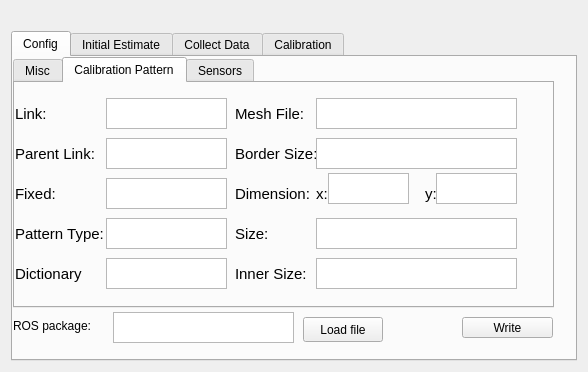
lardemua/atom_rviz_plugin, file atom_rviz_plugin/src/ui/calibration_panel.ui: the form before one commit.
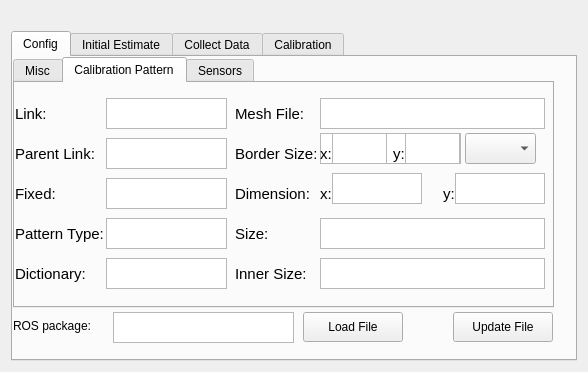
The form after the commit. The open tabs and pages were chosen to show the change.

What changed in the file:
```diff
--- a/atom_rviz_plugin/src/ui/calibration_panel.ui
+++ b/atom_rviz_plugin/src/ui/calibration_panel.ui
@@ -478,7 +478,7 @@
           <rect>
            <x>0</x>
            <y>182</y>
-           <width>71</width>
+           <width>81</width>
            <height>17</height>
           </rect>
          </property>
@@ -488,7 +488,7 @@
           </font>
          </property>
          <property name="text">
-          <string>Dictionary</string>
+          <string>Dictionary:</string>
          </property>
         </widget>
         <widget class="QTextEdit" name="paramCalibPatDictionaryTextEdit">
@@ -563,9 +563,9 @@
          </property>
          <property name="geometry">
           <rect>
-           <x>301</x>
+           <x>305</x>
            <y>15</y>
-           <width>201</width>
+           <width>225</width>
            <height>31</height>
           </rect>
          </property>
@@ -647,9 +647,9 @@
          </property>
          <property name="geometry">
           <rect>
-           <x>301</x>
+           <x>305</x>
            <y>175</y>
-           <width>201</width>
+           <width>225</width>
            <height>31</height>
           </rect>
          </property>
@@ -695,9 +695,9 @@
          </property>
          <property name="geometry">
           <rect>
-           <x>301</x>
+           <x>305</x>
            <y>135</y>
-           <width>201</width>
+           <width>225</width>
            <height>31</height>
           </rect>
          </property>
@@ -761,9 +761,9 @@
          </property>
          <property name="geometry">
           <rect>
-           <x>313</x>
+           <x>317</x>
            <y>90</y>
-           <width>81</width>
+           <width>90</width>
            <height>31</height>
           </rect>
          </property>
@@ -809,9 +809,9 @@
          </property>
          <property name="geometry">
           <rect>
-           <x>301</x>
-           <y>55</y>
-           <width>201</width>
+           <x>305</x>
+           <y>50</y>
+           <width>141</width>
            <height>31</height>
           </rect>
          </property>
@@ -875,9 +875,9 @@
          </property>
          <property name="geometry">
           <rect>
-           <x>421</x>
+           <x>440</x>
            <y>90</y>
-           <width>81</width>
+           <width>90</width>
            <height>31</height>
           </rect>
          </property>
@@ -920,7 +920,7 @@
         <widget class="QLabel" name="paramCalibPatDimensionLabel_2">
          <property name="geometry">
           <rect>
-           <x>301</x>
+           <x>305</x>
            <y>102</y>
            <width>21</width>
            <height>17</height>
@@ -938,7 +938,7 @@
         <widget class="QLabel" name="paramCalibPatDimensionLabel_3">
          <property name="geometry">
           <rect>
-           <x>410</x>
+           <x>428</x>
            <y>102</y>
            <width>21</width>
            <height>17</height>
@@ -953,6 +953,154 @@
           <string>y:</string>
          </property>
         </widget>
+        <widget class="QComboBox" name="configBorderSizeComboBox">
+         <property name="geometry">
+          <rect>
+           <x>450</x>
+           <y>50</y>
+           <width>71</width>
+           <height>31</height>
+          </rect>
+         </property>
+         <property name="maxVisibleItems">
+          <number>2</number>
+         </property>
+         <property name="maxCount">
+          <number>2</number>
+         </property>
+        </widget>
+        <widget class="QTextEdit" name="paramBorderSizeYTextEdit">
+         <property name="enabled">
+          <bool>true</bool>
+         </property>
+         <property name="geometry">
+          <rect>
+           <x>390</x>
+           <y>50</y>
+           <width>55</width>
+           <height>31</height>
+          </rect>
+         </property>
+         <property name="sizePolicy">
+          <sizepolicy hsizetype="Expanding" vsizetype="Expanding">
+           <horstretch>0</horstretch>
+           <verstretch>0</verstretch>
+          </sizepolicy>
+         </property>
+         <property name="minimumSize">
+          <size>
+           <width>0</width>
+           <height>0</height>
+          </size>
+         </property>
+         <property name="maximumSize">
+          <size>
+           <width>16777215</width>
+           <height>16777215</height>
+          </size>
+         </property>
+         <property name="sizeIncrement">
+          <size>
+           <width>0</width>
+           <height>-31072</height>
+          </size>
+         </property>
+         <property name="baseSize">
+          <size>
+           <width>0</width>
+           <height>0</height>
+          </size>
+         </property>
+         <property name="font">
+          <font>
+           <pointsize>10</pointsize>
+          </font>
+         </property>
+        </widget>
+        <widget class="QLabel" name="paramBorderSizeYLabel">
+         <property name="geometry">
+          <rect>
+           <x>378</x>
+           <y>62</y>
+           <width>21</width>
+           <height>17</height>
+          </rect>
+         </property>
+         <property name="font">
+          <font>
+           <pointsize>11</pointsize>
+          </font>
+         </property>
+         <property name="text">
+          <string>y:</string>
+         </property>
+        </widget>
+        <widget class="QLabel" name="paramBorderSizeXLabel">
+         <property name="geometry">
+          <rect>
+           <x>305</x>
+           <y>62</y>
+           <width>21</width>
+           <height>17</height>
+          </rect>
+         </property>
+         <property name="font">
+          <font>
+           <pointsize>11</pointsize>
+          </font>
+         </property>
+         <property name="text">
+          <string>x:</string>
+         </property>
+        </widget>
+        <widget class="QTextEdit" name="paramBorderSizeXTextEdit">
+         <property name="enabled">
+          <bool>true</bool>
+         </property>
+         <property name="geometry">
+          <rect>
+           <x>317</x>
+           <y>50</y>
+           <width>55</width>
+           <height>31</height>
+          </rect>
+         </property>
+         <property name="sizePolicy">
+          <sizepolicy hsizetype="Expanding" vsizetype="Expanding">
+           <horstretch>0</horstretch>
+           <verstretch>0</verstretch>
+          </sizepolicy>
+         </property>
+         <property name="minimumSize">
+          <size>
+           <width>0</width>
+           <height>0</height>
+          </size>
+         </property>
+         <property name="maximumSize">
+          <size>
+           <width>16777215</width>
+           <height>16777215</height>
+          </size>
+         </property>
+         <property name="sizeIncrement">
+          <size>
+           <width>0</width>
+           <height>-31072</height>
+          </size>
+         </property>
+         <property name="baseSize">
+          <size>
+           <width>0</width>
+           <height>0</height>
+          </size>
+         </property>
+         <property name="font">
+          <font>
+           <pointsize>10</pointsize>
+          </font>
+         </property>
+        </widget>
        </widget>
        <widget class="QWidget" name="sensorsTab">
         <attribute name="title">
@@ -1077,27 +1225,27 @@
       <widget class="QPushButton" name="configWriteButton">
        <property name="geometry">
         <rect>
-         <x>449</x>
-         <y>260</y>
-         <width>91</width>
-         <height>21</height>
+         <x>440</x>
+         <y>255</y>
+         <width>100</width>
+         <height>30</height>
         </rect>
        </property>
        <property name="text">
-        <string>Write</string>
+        <string>Update File</string>
        </property>
       </widget>
       <widget class="QPushButton" name="configLoadButton">
        <property name="geometry">
         <rect>
          <x>290</x>
-         <y>260</y>
-         <width>80</width>
-         <height>25</height>
+         <y>255</y>
+         <width>100</width>
+         <height>30</height>
         </rect>
        </property>
        <property name="text">
-        <string>Load file</string>
+        <string>Load File</string>
        </property>
       </widget>
       <widget class="QLabel" name="label">
```
Left out of the diff: 165 changed lines with no effect on the pictures.
